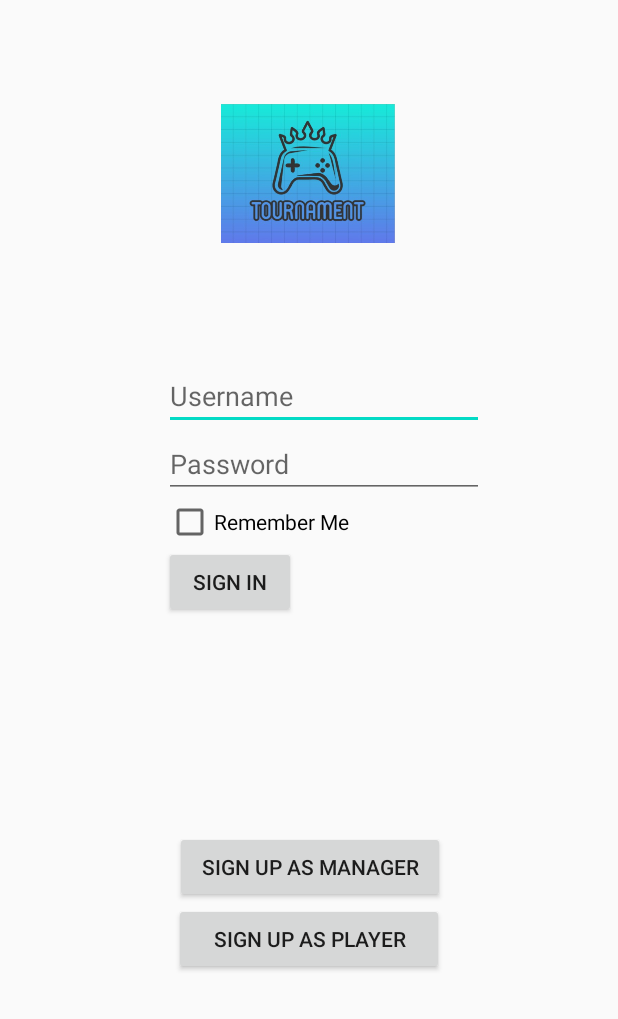
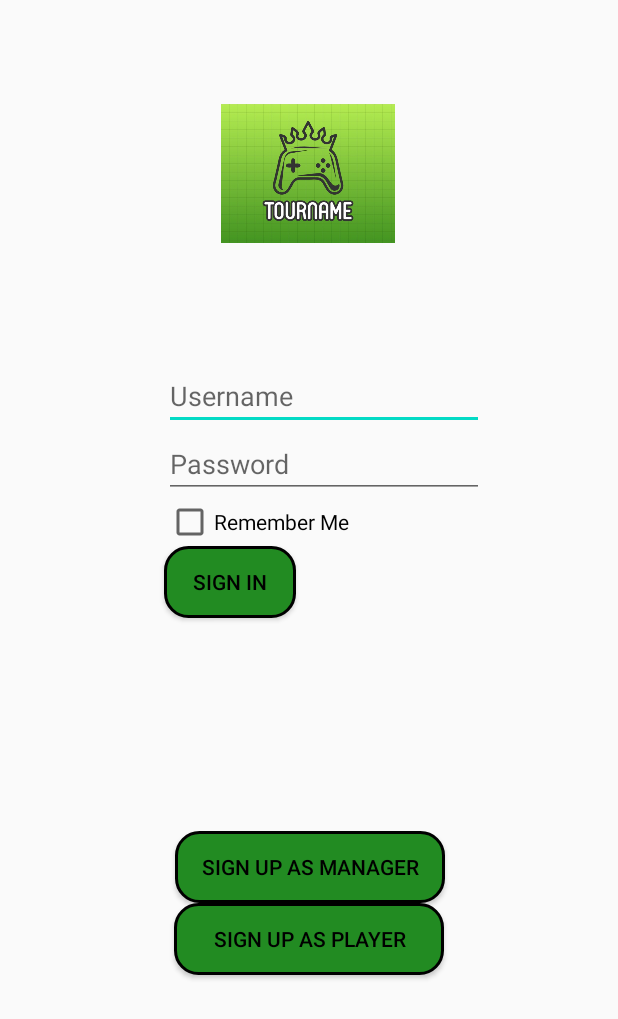
Before and after one commit to Software-Dev-Project-D-A-Y/TournaMeApp, an Android app: the layout activity_login.xml on its own in the app's theme, with its tools: preview values and no code run, on a phone screen of 412 x 824 dp. Shown: the top 1019 px of the screen. Run offline under Robolectric (Android 15) with nearby library versions, the phone set to English and light mode, and no system bars.

Commit message:
button color

```diff
--- /dev/null
+++ b/app/src/main/res/drawable/shape.xml
@@ -0,0 +1,6 @@
+<?xml version="1.0" encoding="utf-8"?>
+<shape xmlns:android="http://schemas.android.com/apk/res/android" >
+    <solid android:color="#228b22" />`<!--Background Color-->`
+    <stroke android:width="2dip" android:color="#000000"/> `<!--Border-->`
+    <corners android:radius="15dp"/>
+</shape>
--- a/app/src/main/res/layout/activity_login.xml
+++ b/app/src/main/res/layout/activity_login.xml
@@ -44,7 +44,9 @@
         app:layout_constraintHorizontal_bias="0.337"
         app:layout_constraintStart_toStartOf="parent"
         app:layout_constraintTop_toBottomOf="@+id/rememberMeCb"
-        app:layout_constraintVertical_bias="0.0" />
+        app:layout_constraintVertical_bias="0.0"
+        android:background="@drawable/shape"
+        android:textColor="@android:color/black"/>
 
     <Button
         android:id="@+id/signUpBtn"
@@ -56,7 +58,9 @@
         app:layout_constraintHorizontal_bias="0.502"
         app:layout_constraintStart_toStartOf="parent"
         app:layout_constraintTop_toBottomOf="@+id/signInBtn"
-        app:layout_constraintVertical_bias="0.39" />
+        app:layout_constraintVertical_bias="0.39"
+        android:background="@drawable/shape"
+        android:textColor="@android:color/black"/>
 
     <Button
         android:id="@+id/playerSignUpBtn"
@@ -67,7 +71,9 @@
         app:layout_constraintEnd_toEndOf="parent"
         app:layout_constraintStart_toStartOf="parent"
         app:layout_constraintTop_toBottomOf="@+id/signUpBtn"
-        app:layout_constraintVertical_bias="0.0" />
+        app:layout_constraintVertical_bias="0.0"
+        android:background="@drawable/shape"
+        android:textColor="@android:color/black" />
 
     <CheckBox
         android:id="@+id/rememberMeCb"
@@ -91,6 +97,6 @@
         app:layout_constraintStart_toStartOf="parent"
         app:layout_constraintTop_toTopOf="parent"
         app:layout_constraintVertical_bias="0.46"
-        app:srcCompat="@drawable/logo" />
+        app:srcCompat="@drawable/logo2" />
 
 </androidx.constraintlayout.widget.ConstraintLayout>
--- a/app/src/main/res/layout/activity_main.xml
+++ b/app/src/main/res/layout/activity_main.xml
@@ -29,6 +29,6 @@
         app:layout_constraintStart_toStartOf="parent"
         app:layout_constraintTop_toTopOf="parent"
         app:layout_constraintVertical_bias="0.498"
-        app:srcCompat="@drawable/logo" />
+        app:srcCompat="@drawable/logo2" />
 
 </androidx.constraintlayout.widget.ConstraintLayout>
--- a/app/src/main/res/layout/activity_manager_edit_tournament.xml
+++ b/app/src/main/res/layout/activity_manager_edit_tournament.xml
@@ -14,7 +14,9 @@
         app:layout_constraintBottom_toBottomOf="parent"
         app:layout_constraintEnd_toEndOf="parent"
         app:layout_constraintStart_toStartOf="parent"
-        app:layout_constraintTop_toTopOf="parent" />
+        app:layout_constraintTop_toTopOf="parent"
+        android:background="@drawable/shape"
+        />
 
     <TextView
         android:id="@+id/playerAmountTxt"
--- a/app/src/main/res/layout/activity_sign_up.xml
+++ b/app/src/main/res/layout/activity_sign_up.xml
@@ -115,7 +115,8 @@
         app:layout_constraintHorizontal_bias="0.312"
         app:layout_constraintStart_toStartOf="parent"
         app:layout_constraintTop_toBottomOf="@+id/emailSignUpTxt"
-        app:layout_constraintVertical_bias="0.0" />
+        app:layout_constraintVertical_bias="0.0"
+        android:background="@drawable/shape"/>
 
     <TextView
         android:id="@+id/signAsTxt"
--- a/app/src/main/res/layout/fragment_add_tournament.xml
+++ b/app/src/main/res/layout/fragment_add_tournament.xml
@@ -52,7 +52,8 @@
             android:id="@+id/addNewTournamentBtn"
             android:layout_width="match_parent"
             android:layout_height="wrap_content"
-            android:text="Add" />
+            android:text="Add"
+            android:background="@drawable/shape"/>
 
     </LinearLayout>
 </androidx.constraintlayout.widget.ConstraintLayout>
--- a/app/src/main/res/values/styles.xml
+++ b/app/src/main/res/values/styles.xml
@@ -1,7 +1,7 @@
 <resources>
 
     <!-- Base application theme. -->
-    <style name="AppTheme" parent="Theme.AppCompat.Light.DarkActionBar">
+    <style name="AppTheme" parent="Theme.AppCompat.Light.NoActionBar">
         <!-- Customize your theme here. -->
         <item name="colorPrimary">@color/colorPrimary</item>
         <item name="colorPrimaryDark">@color/colorPrimaryDark</item>
```
Also changed, not shown: app/src/main/res/layout/activity_manager.xml (+10 -4 lines), app/src/main/res/layout/activity_player.xml (+8 -4 lines), app/src/main/res/drawable/logo2.jpg (added).
